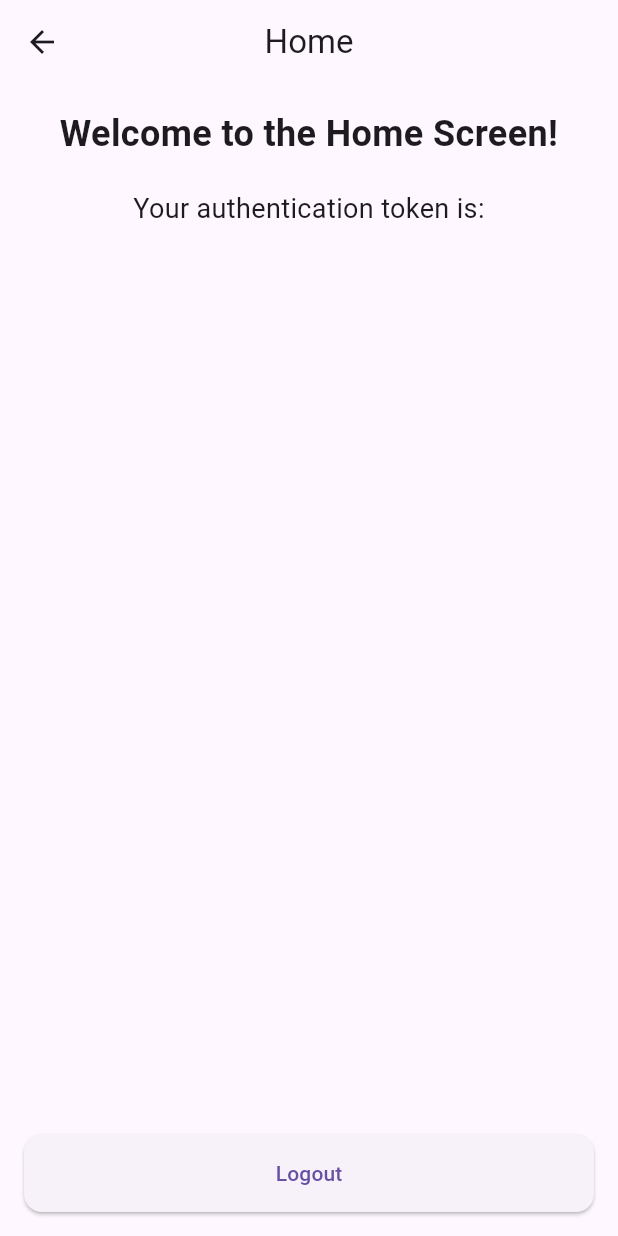
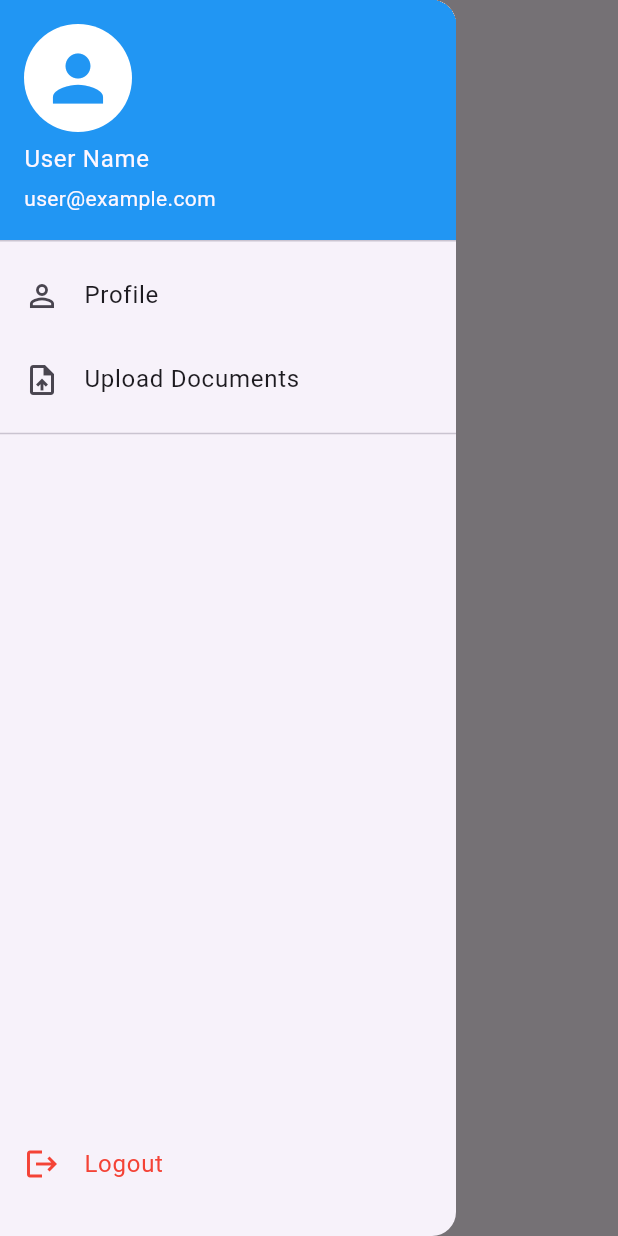
Before and after one commit to Profile-Hub/profile-fe, a Flutter app: the HomeScreen screen opened directly with empty values, with the side drawer open (before the commit the screen has no drawer), on a phone screen of 412 x 824 dp. Run offline on Flutter 3.47's test engine with Material 3 defaults, Android fonts, the light colour scheme and no system bars.

Commit message:
Home screen ui

```diff
--- a/profilefe/lib/screens/home_screen.dart
+++ b/profilefe/lib/screens/home_screen.dart
@@ -1,53 +1,74 @@
 import 'package:flutter/material.dart';
 
-class HomeScreen extends StatelessWidget {
+class HomeScreen extends StatefulWidget {
   final String authToken;
 
   const HomeScreen({Key? key, required this.authToken}) : super(key: key);
 
   @override
+  State<HomeScreen> createState() => _HomeScreenState();
+}
+
+class _HomeScreenState extends State<HomeScreen> {
+  final GlobalKey<ScaffoldState> _scaffoldKey = GlobalKey<ScaffoldState>();
+
+  @override
   Widget build(BuildContext context) {
     return Scaffold(
+      key: _scaffoldKey,
       appBar: AppBar(
+        leading: IconButton(
+          icon: Icon(Icons.menu),
+          onPressed: () => _scaffoldKey.currentState?.openDrawer(),
+        ),
         title: Text('Home'),
         centerTitle: true,
+      ),
+      drawer: Drawer(
+        child: Column(
+          children: [
+            UserAccountsDrawerHeader(
+              accountName: Text('User Name'),
+              accountEmail: Text('user@example.com'),
+              currentAccountPicture: CircleAvatar(
+                backgroundColor: Colors.white,
+                child: Icon(Icons.person, size: 50, color: Colors.blue),
+              ),
+              decoration: BoxDecoration(color: Colors.blue),
+            ),
+            ListTile(
+              leading: Icon(Icons.person_outline),
+              title: Text('Profile'),
+              onTap: () {
+                Navigator.pop(context);
+                // Add navigation to profile screen
+              },
+            ),
+            ListTile(
+              leading: Icon(Icons.upload_file),
+              title: Text('Upload Documents'),
+              onTap: () {
+                Navigator.pop(context);
+                // Add navigation to upload documents screen
+              },
+            ),
+            Divider(),
+            Spacer(),
+            ListTile(
+              leading: Icon(Icons.logout, color: Colors.red),
+              title: Text('Logout', style: TextStyle(color: Colors.red)),
+              onTap: () => Navigator.of(context).pop(),
+            ),
+            SizedBox(height: 20),
+          ],
+        ),
       ),
       body: Padding(
         padding: const EdgeInsets.all(16.0),
         child: Column(
           crossAxisAlignment: CrossAxisAlignment.stretch,
           children: [
-            Text(
-              'Welcome to the Home Screen!',
-              style: TextStyle(fontSize: 24, fontWeight: FontWeight.bold),
-              textAlign: TextAlign.center,
-            ),
-            SizedBox(height: 20),
-            Text(
-              'Your authentication token is:',
-              style: TextStyle(fontSize: 18),
-              textAlign: TextAlign.center,
-            ),
-            SizedBox(height: 10),
-            SelectableText(
-              authToken,
-              style: TextStyle(fontSize: 14, color: Colors.blue),
-              textAlign: TextAlign.center,
-            ),
-            Spacer(),
-            ElevatedButton(
-              onPressed: () {
-                // Navigate back to LoginScreen or perform logout
-                Navigator.pop(context);
-              },
-              child: Text('Logout'),
-              style: ElevatedButton.styleFrom(
-                padding: EdgeInsets.symmetric(vertical: 16),
-                shape: RoundedRectangleBorder(
-                  borderRadius: BorderRadius.circular(12),
-                ),
-              ),
-            ),
+
           ],
         ),
       ),
--- a/profilefe/lib/services/auth_service.dart
+++ b/profilefe/lib/services/auth_service.dart
@@ -12,7 +12,7 @@ class AuthService {
       final response = await http.post(url, headers: headers, body: body);
       if (response.statusCode == 200) {
         final data = jsonDecode(response.body);
-        return data['auth_token']; // Replace with actual key from the API response
+        return data['auth_token'];
       } else {
         print('Error: ${response.statusCode} - ${response.body}');
       }
--- a/profilefe/lib/services/signup_service.dart
+++ b/profilefe/lib/services/signup_service.dart
@@ -14,6 +14,7 @@ class SignupService {
     required String country,
     required String state,
     required String city,
+    required String password,
   }) async {
     final url = Uri.parse('${ServerConfig.baseUrl}/auth/signup');
     final headers = {'Content-Type': 'application/json'};
@@ -28,6 +29,8 @@ class SignupService {
       'country': country,
       'state': state,
       'city': city,
+      'password':password,
+
     });
 
     try {
```
Also changed, not shown: profilefe/lib/screens/signup_screen.dart (+76 -1 lines).
